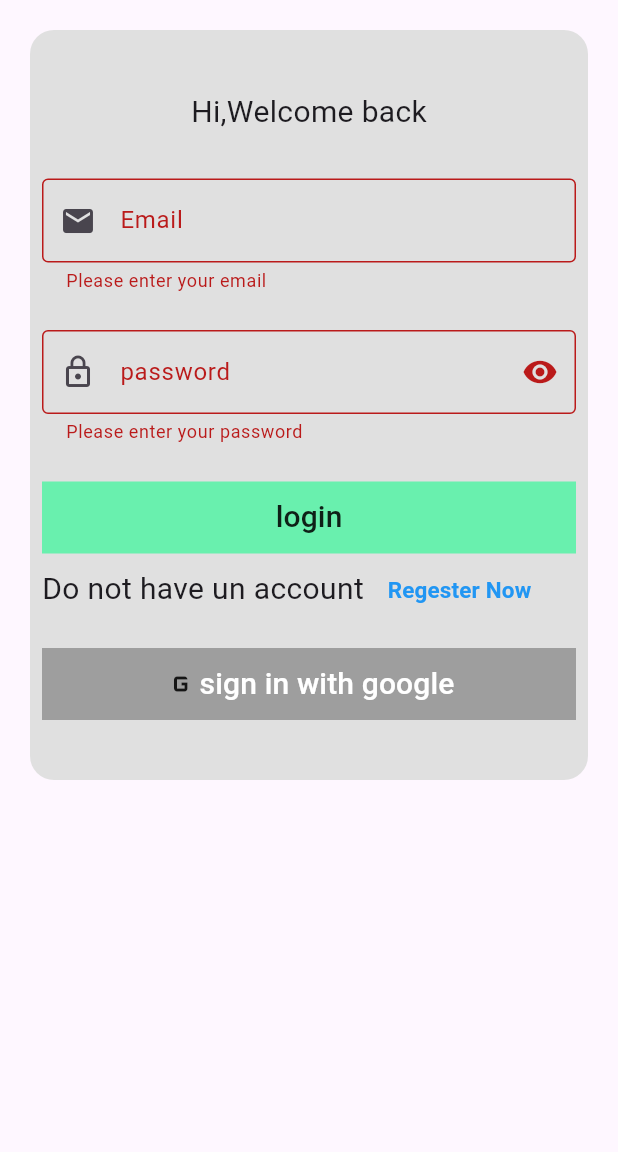
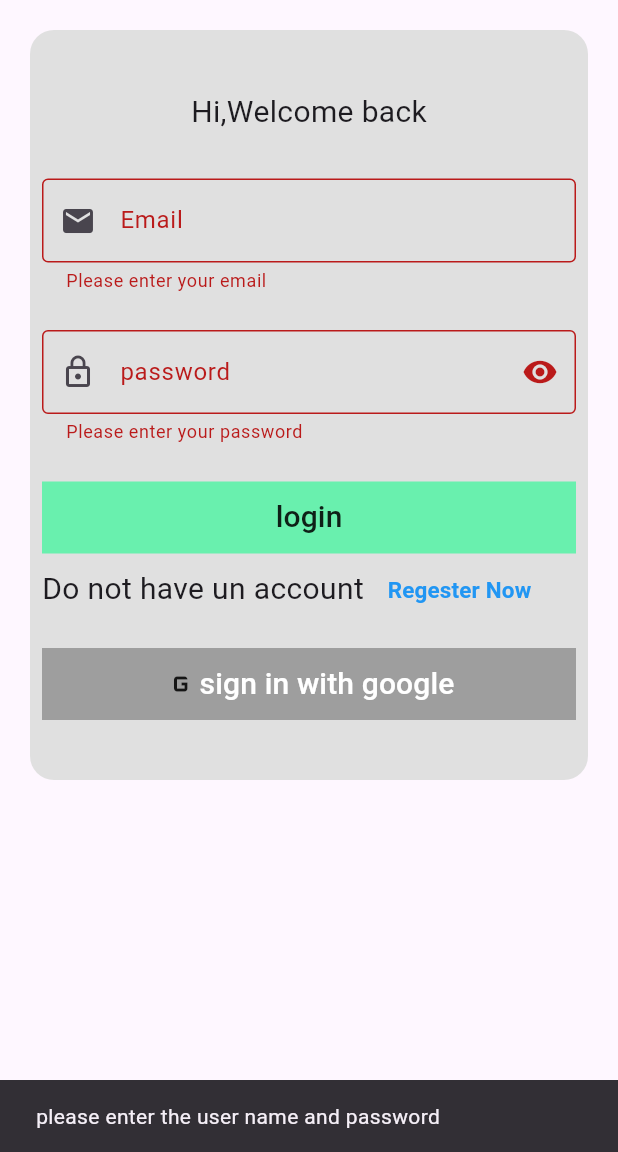
Before and after one commit to abdonser/e_commerceApp, a Flutter app: the screen it shows after launch, after a tap on "login", on a phone screen of 412 x 824 dp, the part 84-1236 px from its top. Run offline on Flutter 3.47's test engine with Material 3 defaults, Android fonts, the light colour scheme and no system bars; our stand-ins replace cloud_firestore, firebase_auth, firebase_core, google_fonts; accounts and stored records are empty; network calls fail.

Commit message:
project_team1

```diff
--- a/lib/main.dart
+++ b/lib/main.dart
@@ -2,7 +2,7 @@ import 'package:commerce_app/presentation/screens/Layout.dart';
 import 'package:commerce_app/presentation/screens/LogIn.dart';
 import 'package:commerce_app/presentation/screens/departs.dart';
 import 'package:commerce_app/presentation/screens/profile.dart';
-import 'package:commerce_app/presentation/screens/testing.dart';
+
 
 import 'package:firebase_core/firebase_core.dart';
 import 'package:flutter/material.dart';
--- a/lib/presentation/screens/Layout.dart
+++ b/lib/presentation/screens/Layout.dart
@@ -37,7 +37,7 @@ class _HomePageState extends State<HomePage> {
         },
         items: const [
           BottomNavigationBarItem(icon: Icon(Icons.home), label: "home"),
-          BottomNavigationBarItem(icon: Icon(Icons.pages), label: "departs"),
+          BottomNavigationBarItem(icon: Icon(Icons.grid_view), label: "departs"),
           BottomNavigationBarItem(
               icon: Icon(Icons.account_circle), label: "profile"),
         ],
--- a/lib/presentation/screens/LogIn.dart
+++ b/lib/presentation/screens/LogIn.dart
@@ -31,16 +31,16 @@ class _LoginPageState extends State<LoginPage> {
         title: Row(
           mainAxisAlignment: MainAxisAlignment.center,
           children: [
-           CostomText(title: "BUY", color: Colors.black),
+            CostomText(title: "BUY", color: Colors.black),
             SizedBox(
               width: 5,
             ),
-           CostomText(title: "AnyTHING", color:Colors.green)
+            CostomText(title: "AnyTHING", color: Colors.green)
           ],
         ),
       ),
       body: Padding(
-        padding:  EdgeInsets.all(20.0),
+        padding: EdgeInsets.all(20.0),
         child: SingleChildScrollView(
           child: Container(
             height: 500,
@@ -54,7 +54,7 @@ class _LoginPageState extends State<LoginPage> {
                 child: Padding(
                   padding: const EdgeInsets.all(8.0),
                   child: Column(
-                   mainAxisAlignment: MainAxisAlignment.center,
+                    mainAxisAlignment: MainAxisAlignment.center,
                     children: [
                       const Text(
                         "Hi,Welcome back",
@@ -135,8 +135,14 @@ class _LoginPageState extends State<LoginPage> {
                               // FirebaseAuth.instance.createUserWithEmailAndPassword(
                               //   email: emailcontroller.text,
                               //   password: passwordcontroller.text);
+                            } else {
+                              ScaffoldMessenger.of(context)
+                                  .showSnackBar(SnackBar(
+                                content: Text(
+                                    'please enter the user name and password'),
+                                duration: Duration(seconds: 5),
+                              ));
                             }
-
                           },
                           child: const Text(
                             "login",
@@ -180,8 +186,8 @@ class _LoginPageState extends State<LoginPage> {
                               Icon(Icons.g_mobiledata_outlined),
                               Text(
                                 "sign in with google",
-                                style:
-                                    TextStyle(fontSize: 20, color: Colors.white),
+                                style: TextStyle(
+                                    fontSize: 20, color: Colors.white),
                               ),
                             ],
                           ),
--- a/lib/presentation/screens/aboutDeleloper.dart
+++ b/lib/presentation/screens/aboutDeleloper.dart
@@ -1,4 +1,5 @@
 import 'package:flutter/material.dart';
+import 'Layout.dart';
 
 class AboutDeleloper extends StatelessWidget {
   const AboutDeleloper({super.key});
@@ -10,6 +11,9 @@ class AboutDeleloper extends StatelessWidget {
         title: Text("about developer"),
         centerTitle: true,
         backgroundColor: Colors.grey[100],
+        leading: IconButton(icon: Icon(Icons.arrow_back_outlined),onPressed: (){
+          Navigator.push(context, MaterialPageRoute(builder: (builder)=> HomePage()));
+        },),
       ),
       body: Container(
         padding: EdgeInsetsDirectional.only(top: 50),
--- a/lib/presentation/screens/departs.dart
+++ b/lib/presentation/screens/departs.dart
@@ -1,5 +1,6 @@
 import 'package:commerce_app/presentation/Component/dept_card.dart';
 import 'package:flutter/material.dart';
+import 'Layout.dart';
 
 class Departs extends StatelessWidget {
   Departs({super.key});
@@ -27,6 +28,9 @@ class Departs extends StatelessWidget {
             ],
           ),
           centerTitle: true,
+          leading: IconButton(icon: Icon(Icons.arrow_back_outlined),onPressed: (){
+            Navigator.push(context, MaterialPageRoute(builder: (builder)=> HomePage()));
+          },),
           actions: [
             // Shopping cart icon
             IconButton(
--- a/pubspec.yaml
+++ b/pubspec.yaml
@@ -45,7 +45,7 @@ dependencies:
   app_theme_mode: ^1.0.0
   firebase_analytics: ^10.7.1
   global_bottom_navigation_bar: ^0.0.8
-  light_bottom_navigation_bar: ^0.0.2
+
 
 
 
@@ -58,7 +58,7 @@ dev_dependencies:
 
 flutter_icons:
     android: true
-    ios: true
+    ios: false
     image_path: " assets/images/icon.png"
 
   # The "flutter_lints" package below contains a set of recommended lints to
@@ -89,7 +89,7 @@ flutter:
     - assets/images/onboarding2.jpg
     - assets/images/onboarding4.jpg
     - assets/images/onboarding3.jpg
-    - assets/images/icon.png
+
     -
     -
 
```
Also changed, not shown: lib/presentation/screens/Regester.dart (+8 -0 lines), pubspec.lock.
